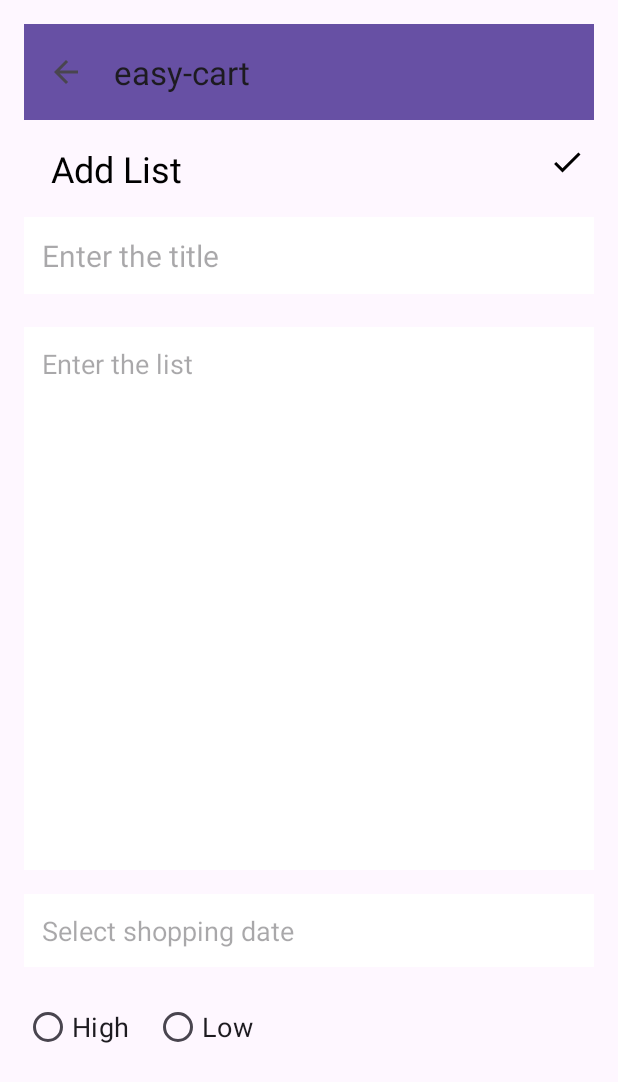
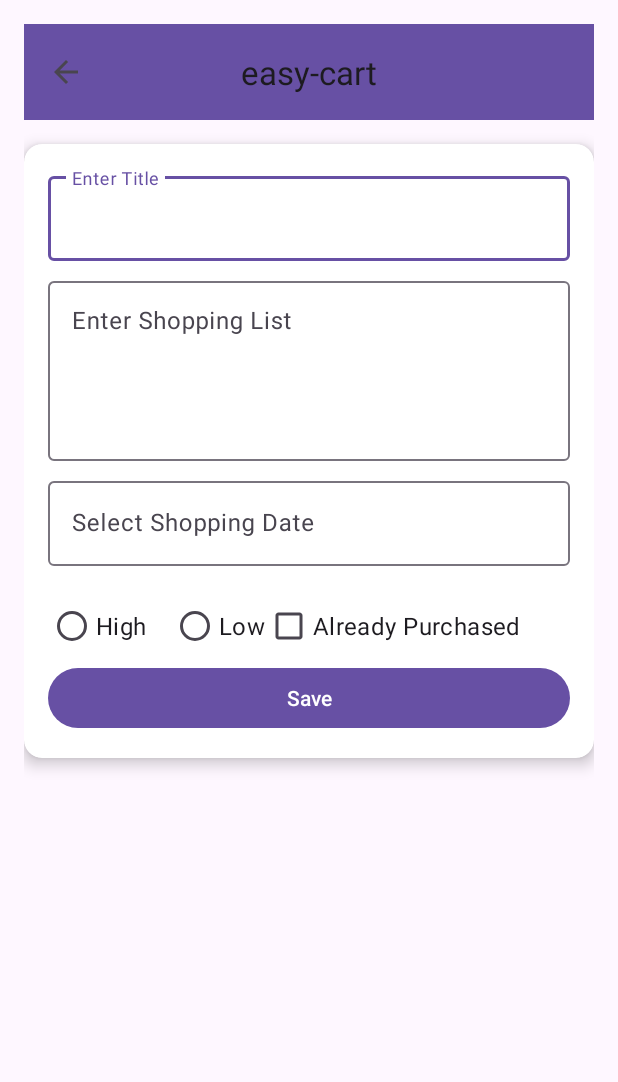
Before and after one commit to paras603/easy-cart, an Android app: the CreateShoppingListActivity screen opened directly, with no data from a screen before it, on a phone screen of 412 x 824 dp. Shown: the top 1082 px of the screen. Run offline under Robolectric (Android 15) with nearby library versions, the phone set to English and light mode, and no system bars.

Commit message:
#4 User can mark list as purchased.

```diff
--- a/app/src/main/java/com/example/easy_cart/CreateShoppingListActivity.kt
+++ b/app/src/main/java/com/example/easy_cart/CreateShoppingListActivity.kt
@@ -2,6 +2,7 @@ package com.example.easy_cart
 
 import android.app.DatePickerDialog
 import android.os.Bundle
+import android.widget.CheckBox
 import android.widget.EditText
 import android.widget.RadioButton
 import android.widget.RadioGroup
@@ -9,6 +10,7 @@ import android.widget.Toast
 import androidx.appcompat.app.AppCompatActivity
 import com.example.easy_cart.databinding.ActivityCreateShoppingListBinding
 import java.util.Calendar
+import java.util.UUID
 
 class CreateShoppingListActivity : AppCompatActivity() {
 
@@ -16,6 +18,7 @@ class CreateShoppingListActivity : AppCompatActivity() {
     private lateinit var db: ShoppingListDatabaseHelper
     private lateinit var dateEditText: EditText
     private lateinit var priorityRadioGroup: RadioGroup
+    private lateinit var alreadyPurchased: CheckBox
 
     override fun onCreate(savedInstanceState: Bundle?) {
         super.onCreate(savedInstanceState)
@@ -32,6 +35,7 @@ class CreateShoppingListActivity : AppCompatActivity() {
         // Initialize views
         dateEditText = findViewById(R.id.dateEditText)
         priorityRadioGroup = findViewById(R.id.priorityRadioGroup)
+        alreadyPurchased = findViewById(R.id.purchaseCheckBox)
 
         // Date picker dialog
         dateEditText.setOnClickListener {
@@ -65,10 +69,13 @@ class CreateShoppingListActivity : AppCompatActivity() {
             }
 
             val selectedPriority = findViewById<RadioButton>(selectedPriorityId).text.toString()
-
+            val isPurchased = alreadyPurchased.isChecked;
             val deleted = false
             val favorite = false
-            val shoppingList = ShoppingList(0, title, content, shoppingDate, deleted, favorite, selectedPriority)
+            val id = UUID.randomUUID().toString()
+            val shoppingList = ShoppingList(id, title, content, shoppingDate, deleted, favorite, selectedPriority,
+                isPurchased
+            )
             db.insertList(shoppingList)
             finish()
             Toast.makeText(this, "Shopping List Saved", Toast.LENGTH_SHORT).show()
--- a/app/src/main/java/com/example/easy_cart/FavouriteListAdapter.kt
+++ b/app/src/main/java/com/example/easy_cart/FavouriteListAdapter.kt
@@ -36,7 +36,7 @@ class FavouriteListAdapter(private var shoppingLists: List<ShoppingList>, contex
         holder.contentTextView.text = sList.content
 
         holder.deleteButton.setOnClickListener {
-            db.moveToTrash(sList.id) // Delete permanently
+            db.moveToTrash(sList.id.toInt()) // Delete permanently
             refreshData(db.getAllTrashLists())
             Toast.makeText(holder.itemView.context, "List Deleted Permanently", Toast.LENGTH_SHORT).show()
         }
--- a/app/src/main/java/com/example/easy_cart/MainActivity.kt
+++ b/app/src/main/java/com/example/easy_cart/MainActivity.kt
@@ -43,7 +43,6 @@ class MainActivity : AppCompatActivity() {
             // Keeps the splash screen visible for at least 1 seconds
             System.currentTimeMillis() < startTime + 1000
         }
-
 
         super.onCreate(savedInstanceState)
         binding = ActivityMainBinding.inflate(layoutInflater)
--- a/app/src/main/java/com/example/easy_cart/ShoppingList.kt
+++ b/app/src/main/java/com/example/easy_cart/ShoppingList.kt
@@ -1,11 +1,12 @@
 package com.example.easy_cart
 
 data class ShoppingList(
-    val id: Int,
+    val id: String,
     val title: String,
     val content: String,
     val shoppingDate: String,
     val deleted: Boolean,
     val favorite: Boolean,
-    val priority: String
+    val priority: String,
+    val isPurchased: Boolean
 )
--- a/app/src/main/java/com/example/easy_cart/TrashListAdapter.kt
+++ b/app/src/main/java/com/example/easy_cart/TrashListAdapter.kt
@@ -36,13 +36,13 @@ class TrashListAdapter(private var shoppingLists: List<ShoppingList>, context: C
         holder.contentTextView.text = sList.content
 
         holder.restoreButton.setOnClickListener {
-            db.restoreFromTrash(sList.id) // Restore item
+            db.restoreFromTrash(sList.id.toInt()) // Restore item
             refreshData(db.getAllTrashLists()) // Refresh data
             Toast.makeText(holder.itemView.context, "List Restored", Toast.LENGTH_SHORT).show()
         }
 
         holder.deleteButton.setOnClickListener {
-            db.deleteList(sList.id) // Delete permanently
+            db.deleteList(sList.id.toInt()) // Delete permanently
             refreshData(db.getAllTrashLists())
             Toast.makeText(holder.itemView.context, "List Deleted Permanently", Toast.LENGTH_SHORT).show()
         }
--- a/app/src/main/res/layout/activity_create_shopping_list.xml
+++ b/app/src/main/res/layout/activity_create_shopping_list.xml
@@ -1,119 +1,138 @@
 <?xml version="1.0" encoding="utf-8"?>
-<RelativeLayout
+<androidx.constraintlayout.widget.ConstraintLayout
     xmlns:android="http://schemas.android.com/apk/res/android"
     xmlns:app="http://schemas.android.com/apk/res-auto"
     xmlns:tools="http://schemas.android.com/tools"
     android:layout_width="match_parent"
     android:layout_height="match_parent"
     android:padding="16dp"
-    tools:context=".CreateShoppingListActivity">
+    tools:context=".CreateShoppingListActivity"
+    >
 
     <!-- Toolbar -->
-    <androidx.appcompat.widget.Toolbar
+    <com.google.android.material.appbar.MaterialToolbar
         android:id="@+id/toolbar"
         android:layout_width="match_parent"
         android:layout_height="?attr/actionBarSize"
         android:background="?attr/colorPrimary"
-        android:titleTextColor="@android:color/white"/>
+        android:title="Create Shopping List"
+        android:titleTextColor="@android:color/white"
+        app:navigationContentDescription="Back"
+        app:popupTheme="@style/ThemeOverlay.MaterialComponents.Light"
+        app:titleCentered="true"
+        app:elevation="4dp"
+        app:layout_constraintTop_toTopOf="parent"/>
 
-    <!-- Back Button -->
-    <ImageView
-        android:id="@+id/backButton"
-        android:layout_width="wrap_content"
+    <!-- CardView for Input Fields -->
+    <androidx.cardview.widget.CardView
+        android:layout_width="match_parent"
         android:layout_height="wrap_content"
-        android:layout_below="@id/toolbar"
-        android:layout_alignParentStart="true"
         android:layout_marginTop="16dp"
-        android:layout_marginStart="6dp"/>
+        app:cardCornerRadius="12dp"
+        app:cardElevation="6dp"
+        app:layout_constraintTop_toBottomOf="@id/toolbar">
 
-    <!-- Heading (Add List) -->
-    <TextView
-        android:id="@+id/addListHeading"
-        android:layout_width="wrap_content"
+        <LinearLayout
+            android:layout_width="match_parent"
             android:layout_height="wrap_content"
-        android:layout_toEndOf="@id/backButton"
-        android:layout_alignTop="@id/backButton"
-        android:layout_marginStart="12dp"
-        android:text="Add List"
-        android:textColor="@color/black"
-        android:textSize="24sp"/>
+            android:orientation="vertical"
+            android:padding="16dp">
 
-    <!-- Save Button -->
-    <ImageView
-        android:id="@+id/saveButton"
-        android:layout_width="wrap_content"
+            <!-- Title Input -->
+            <com.google.android.material.textfield.TextInputLayout
+                android:layout_width="match_parent"
                 android:layout_height="wrap_content"
-        android:src="@drawable/baseline_done_24"
-        android:layout_alignParentEnd="true"
-        android:layout_alignTop="@id/addListHeading"
-        android:layout_marginEnd="6dp"/>
+                android:hint="Enter Title">
 
-    <!-- Title EditText -->
-    <EditText
+                <com.google.android.material.textfield.TextInputEditText
                     android:id="@+id/titleEditText"
                     android:layout_width="match_parent"
                     android:layout_height="wrap_content"
-        android:layout_below="@id/addListHeading"
-        android:layout_marginTop="16dp"
-        android:background="@color/white"
-        android:hint="Enter the title"
-        android:maxLines="1"
-        android:padding="12dp"
-        android:textSize="20sp" />
+                    android:textSize="16sp"/>
+            </com.google.android.material.textfield.TextInputLayout>
 
-    <!-- Content EditText -->
-    <EditText
+            <!-- Content Input -->
+            <com.google.android.material.textfield.TextInputLayout
+                android:layout_width="match_parent"
+                android:layout_height="wrap_content"
+                android:hint="Enter Shopping List"
+                android:layout_marginTop="8dp">
+
+                <com.google.android.material.textfield.TextInputEditText
                     android:id="@+id/contentEditText"
                     android:layout_width="match_parent"
-        android:layout_height="362dp"
-        android:layout_below="@id/titleEditText"
-        android:layout_marginTop="22dp"
-        android:background="@color/white"
+                    android:layout_height="120dp"
                     android:gravity="top"
-        android:hint="Enter the list"
-        android:padding="12dp"
-        android:textSize="18sp" />
+                    android:textSize="16sp"
+                    android:inputType="textMultiLine"/>
+            </com.google.android.material.textfield.TextInputLayout>
 
-    <!-- Date Picker EditText -->
-    <EditText
+            <!-- Date Picker -->
+            <com.google.android.material.textfield.TextInputLayout
+                android:layout_width="match_parent"
+                android:layout_height="wrap_content"
+                android:hint="Select Shopping Date"
+                android:layout_marginTop="8dp">
+
+                <com.google.android.material.textfield.TextInputEditText
                     android:id="@+id/dateEditText"
                     android:layout_width="match_parent"
                     android:layout_height="wrap_content"
-        android:layout_below="@id/contentEditText"
+                    android:focusable="false"
+                    android:clickable="true"
+                    android:textSize="16sp"/>
+            </com.google.android.material.textfield.TextInputLayout>
+
+            <!-- Priority & Purchase Checkbox -->
+            <LinearLayout
+                android:layout_width="match_parent"
+                android:layout_height="wrap_content"
                 android:layout_marginTop="16dp"
-        android:background="@color/white"
-        android:hint="Select shopping date"
-        android:padding="12dp"
-        android:textSize="18sp"
-        android:focusable="false"
-        android:clickable="true"/>
+                android:orientation="horizontal"
+                android:gravity="center_vertical">
 
-    <!-- Priority Level (Radio Group) -->
+                <!-- Priority Radio Group -->
                 <RadioGroup
                     android:id="@+id/priorityRadioGroup"
                     android:layout_width="wrap_content"
                     android:layout_height="wrap_content"
-        android:layout_below="@id/dateEditText"
-        android:layout_marginTop="16dp"
                     android:orientation="horizontal">
 
-        <!-- High Priority -->
                     <RadioButton
                         android:id="@+id/highPriorityRadioButton"
                         android:layout_width="wrap_content"
                         android:layout_height="wrap_content"
                         android:text="High"
-            android:textSize="18sp" />
+                        android:textSize="16sp" />
 
-        <!-- Low Priority -->
                     <RadioButton
                         android:id="@+id/lowPriorityRadioButton"
                         android:layout_width="wrap_content"
                         android:layout_height="wrap_content"
                         android:layout_marginStart="16dp"
                         android:text="Low"
-            android:textSize="18sp" />
+                        android:textSize="16sp" />
                 </RadioGroup>
 
+                <com.google.android.material.checkbox.MaterialCheckBox
+                    android:id="@+id/purchaseCheckBox"
+                    android:layout_width="wrap_content"
+                    android:layout_height="wrap_content"
+                    android:text="Already Purchased"
+                    android:textSize="16sp" />
+            </LinearLayout>
 
-</RelativeLayout>
+            <Button
+                android:id="@+id/saveButton"
+                android:layout_width="match_parent"
+                android:layout_height="wrap_content"
+                android:text="Save" />
+
+        </LinearLayout>
+
+    </androidx.cardview.widget.CardView>
+
+    <!-- Save Button -->
+
+
+</androidx.constraintlayout.widget.ConstraintLayout>
```
Also changed, not shown: app/src/main/java/com/example/easy_cart/ShoppingListAdapter.kt (+14 -5 lines), app/src/main/java/com/example/easy_cart/ShoppingListDatabaseHelper.kt (+17 -13 lines), app/src/main/java/com/example/easy_cart/UpdateShoppingListActivity.kt (+18 -4 lines), app/src/main/res/layout/activity_update_shopping_list.xml (+13 -1 lines), app/src/main/res/layout/shopping_item.xml (+11 -2 lines). Lines whose indentation alone changed are shown as unchanged.
